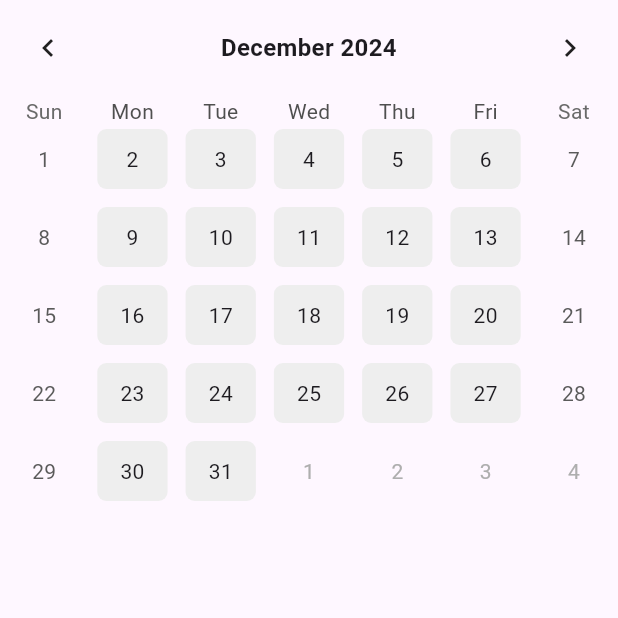
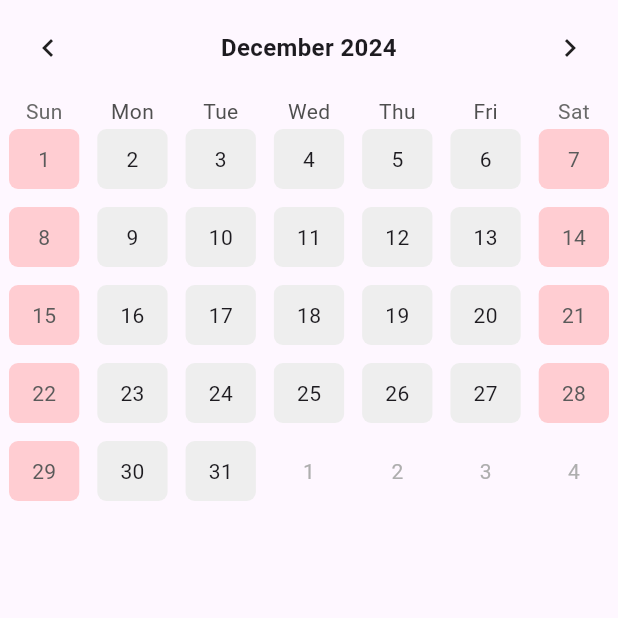
Before and after one commit to castberry10/flutter-study, a Flutter app: the screen it shows after launch, on a phone screen of 412 x 824 dp, the top half of it. Run offline on Flutter 3.47's test engine with Material 3 defaults, Android fonts, the phone set to English and light mode, and no system bars; drawn by our look-alikes of table_calendar; our stand-ins replace firebase_core, geolocator, google_maps_flutter, shared_preferences; accounts and stored records are empty.

Commit message:
주말 스타일링 & 선택 날짜 스타일

```diff
--- a/univ/flutter_calendar_scheduler/lib/components/main_calendar.dart
+++ b/univ/flutter_calendar_scheduler/lib/components/main_calendar.dart
@@ -25,6 +25,17 @@ class MainCalendar extends StatelessWidget {
           borderRadius: BorderRadius.circular(6.0),
           color: LIGHT_GREY_COLOR,
         ),
+        weekendDecoration: BoxDecoration(
+          borderRadius: BorderRadius.circular(6.0),
+          color: RED_COLOR,
+        ),
+        selectedDecoration: BoxDecoration(
+          borderRadius: BorderRadius.circular(6.0),
+          border: Border.all(
+            color: PRIMARY_COLOR,
+            width: 1.0,
+          ),
+        ),
       ),
     );
   }
```
